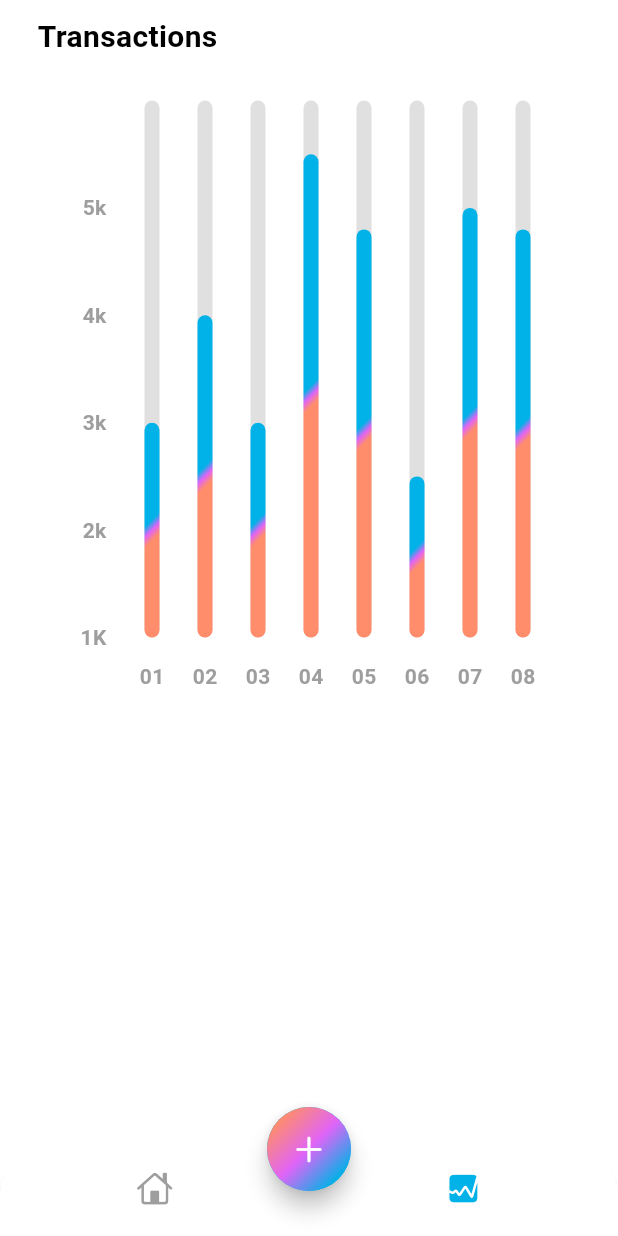
After one commit to bilal-ahmet/expese_tracker_app, a Flutter app: the screen it shows after launch, item 2 of the bottom bar chosen, on a phone screen of 412 x 824 dp. The commit adds this screen. Run offline on Flutter 3.47's test engine with Material 3 defaults, Android fonts, the phone set to English and light mode, and no system bars; drawn by our look-alikes of fl_chart; our stand-ins replace font_awesome_flutter.

Commit message:
completed_stats_screen

```diff
--- a/lib/pages/home/views/home_screen.dart
+++ b/lib/pages/home/views/home_screen.dart
@@ -1,11 +1,25 @@
 import 'dart:math';
 
 import 'package:expese_tracker_app/pages/home/views/main_screen.dart';
+import 'package:expese_tracker_app/pages/stats/stats.dart';
 import 'package:flutter/cupertino.dart';
 import 'package:flutter/material.dart';
 
-class HomePage extends StatelessWidget {
+class HomePage extends StatefulWidget {
   const HomePage({super.key});
+
+  @override
+  State<HomePage> createState() => _HomePageState();
+}
+
+class _HomePageState extends State<HomePage> {
+  var widgetList = [MainScreen(), StatsScreen()];
+
+  int index = 0;
+
+  late Color selectedItem = Color(0xFF00B2E7);
+  late Color unselectedItem = Colors.grey;
+
 
   @override
   Widget build(BuildContext context) {
@@ -13,14 +27,20 @@
         bottomNavigationBar: ClipRRect(
           borderRadius: const BorderRadius.vertical(top: Radius.circular(30)),
           child: BottomNavigationBar(
+              onTap: (value) {
+                setState(() {
+                  index = value;
+                });
+              },
               showUnselectedLabels: false,
               showSelectedLabels: false,
               backgroundColor: Colors.white,
-            items: const [
+              items: [
                 BottomNavigationBarItem(
-                  icon: Icon(CupertinoIcons.home), label: "home"),
+                    icon: Icon(CupertinoIcons.home, color: index == 0 ? selectedItem : unselectedItem,), label: "home"),
                 BottomNavigationBarItem(
-                  icon: Icon(CupertinoIcons.graph_square_fill), label: "stats")
+                    icon: Icon(CupertinoIcons.graph_square_fill, color: index == 1 ? selectedItem : unselectedItem,),
+                    label: "stats")
               ]),
         ),
         floatingActionButtonLocation: FloatingActionButtonLocation.centerDocked,
@@ -41,7 +61,6 @@
                   ], transform: const GradientRotation(pi / 4))),
               child: const Icon(CupertinoIcons.add)),
         ),
-      body: const MainScreen(),
-    );
+        body: index == 0 ? MainScreen() : StatsScreen());
   }
 }
--- /dev/null
+++ b/lib/pages/stats/chart.dart
@@ -0,0 +1,163 @@
+import 'dart:math';
+
+import 'package:fl_chart/fl_chart.dart';
+import 'package:flutter/material.dart';
+
+class MyChart extends StatefulWidget {
+  const MyChart({super.key});
+
+  @override
+  State<MyChart> createState() => _MyChartState();
+}
+
+class _MyChartState extends State<MyChart> {
+  @override
+  Widget build(BuildContext context) {
+    return BarChart(
+      mainBarData()
+    );
+  }
+
+  BarChartData mainBarData(){
+    return BarChartData(
+      titlesData: FlTitlesData(
+        show: true,
+        rightTitles: const AxisTitles(
+          sideTitles: SideTitles(showTitles: false)
+        ),
+        topTitles: const AxisTitles(
+          sideTitles: SideTitles(showTitles: false)
+        ),
+        bottomTitles: AxisTitles(
+          sideTitles: SideTitles(showTitles: true, reservedSize: 38, getTitlesWidget: bottomTitle)
+        ),
+        leftTitles: AxisTitles(
+          sideTitles: SideTitles(showTitles: true, reservedSize: 38, getTitlesWidget: leftTitle)
+        ),
+      ),
+
+      borderData: FlBorderData(
+        show: false
+      ),
+      gridData: const FlGridData(show: false),
+      barGroups: showingGroups()
+    );
+  }
+
+  Widget bottomTitle(double value, TitleMeta meta) {
+    const style = TextStyle(
+      color: Colors.grey,
+      fontWeight: FontWeight.bold,
+      fontSize: 14
+    );
+    Widget text;
+
+    switch(value.toInt()){
+      case 0:
+        text = const Text("01", style:style);
+        break;
+      case 1:
+        text = const Text("02", style:style);
+        break;
+      case 2:
+        text = const Text("03", style:style);
+        break;
+      case 3:
+        text = const Text("04", style:style);
+        break;
+      case 4:
+        text = const Text("05", style:style);
+        break;
+      case 5:
+        text = const Text("06", style:style);
+        break;
+      case 6:
+        text = const Text("07", style:style);
+        break;
+      case 7:
+        text = const Text("08", style:style);
+        break;
+      default:
+        text = const Text("data", style: style,);
+    }
+
+    return SideTitleWidget(child: text, axisSide: meta.axisSide, space: 16,);
+  }
+
+
+  Widget leftTitle(double value, TitleMeta meta){
+    const style = TextStyle(
+      color: Colors.grey,
+      fontWeight: FontWeight.bold,
+      fontSize: 14
+    );
+    String text;
+
+    if(value == 0){
+      text = "1K";
+    }
+    else if(value == 1){
+      text = "2k";
+    }
+    else if(value == 2){
+      text = "3k";
+    }
+    else if(value == 3){
+      text = "4k";
+    }
+    else if(value == 4){
+      text = "5k";
+    }
+    else{
+      return Container();
+    }
+
+    return SideTitleWidget(child: Text(text, style: style,), axisSide: meta.axisSide, space: 0,);
+  }
+
+  List<BarChartGroupData> showingGroups() => List.generate(8, (index) {
+
+    switch(index){
+      case 0:
+        return makeGroupData(0,2);
+      case 1:
+        return makeGroupData(1,3);
+      case 2:
+        return makeGroupData(2,2);
+      case 3:
+        return makeGroupData(3,4.5);
+      case 4:
+        return makeGroupData(4,3.8);
+      case 5:
+        return makeGroupData(5,1.5);
+      case 6:
+        return makeGroupData(6,4);
+      case 7:
+        return makeGroupData(7,3.8);
+      default:
+        return throw Error();
+    }
+  });
+
+  BarChartGroupData makeGroupData(int x, double y){
+    return BarChartGroupData(
+      x: x,
+      barRods: [
+        BarChartRodData(
+          toY: y,
+          gradient: LinearGradient(colors: [
+                    Theme.of(context).colorScheme.primary,
+                    Theme.of(context).colorScheme.secondary,
+                    Theme.of(context).colorScheme.tertiary,
+                  ], transform: const GradientRotation(pi / 4)),
+          width: 10,
+          backDrawRodData: BackgroundBarChartRodData(
+            show: true,
+            toY: 5,
+            color: Colors.grey.shade300,
+          )
+          ),
+      ]
+      );
+  }
+}
--- /dev/null
+++ b/lib/pages/stats/stats.dart
@@ -0,0 +1,31 @@
+import 'package:expese_tracker_app/pages/stats/chart.dart';
+import 'package:flutter/material.dart';
+import 'package:fl_chart/fl_chart.dart';
+
+class StatsScreen extends StatelessWidget {
+  const StatsScreen({super.key});
+
+  @override
+  Widget build(BuildContext context) {
+    return SafeArea(
+        child: Padding(
+      padding: const EdgeInsets.symmetric(horizontal: 25, vertical: 10),
+      child: Column(
+        crossAxisAlignment: CrossAxisAlignment.start,
+        children: [
+          const Text("Transactions", style: TextStyle(fontSize: 20, fontWeight: FontWeight.bold),),
+          const SizedBox(height: 20,),
+          Container(
+            height: MediaQuery.of(context).size.width,
+            width: MediaQuery.of(context).size.width,
+            decoration: BoxDecoration(color: Colors.white, borderRadius: BorderRadius.circular(12)),
+            child: Padding(
+              padding: const EdgeInsets.all(8.0),
+              child: const MyChart(),
+            )
+          )
+        ],
+      ),
+    ));
+  }
+}
--- a/pubspec.yaml
+++ b/pubspec.yaml
@@ -37,6 +37,7 @@
   cupertino_icons: ^1.0.2
   persistent_bottom_nav_bar_v2: ^5.0.0
   font_awesome_flutter: ^10.7.0
+  fl_chart: ^0.66.2
 
 dev_dependencies:
   flutter_test:
```
Also changed, not shown: pubspec.lock. Lines whose indentation alone changed are shown as unchanged.
